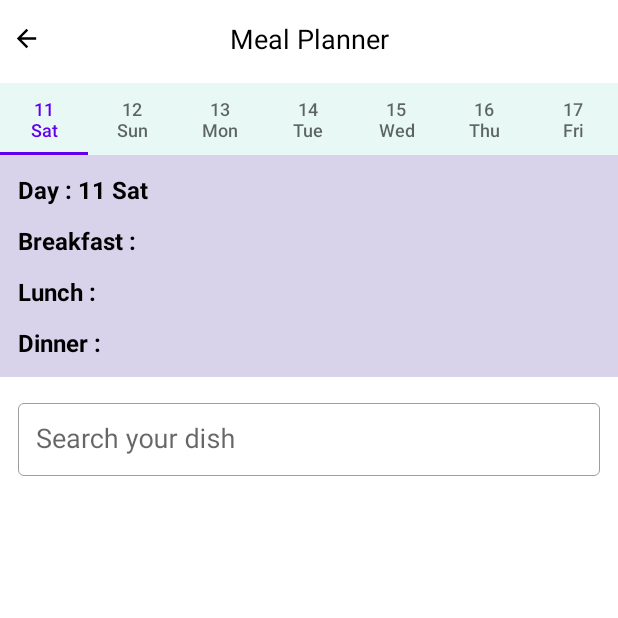
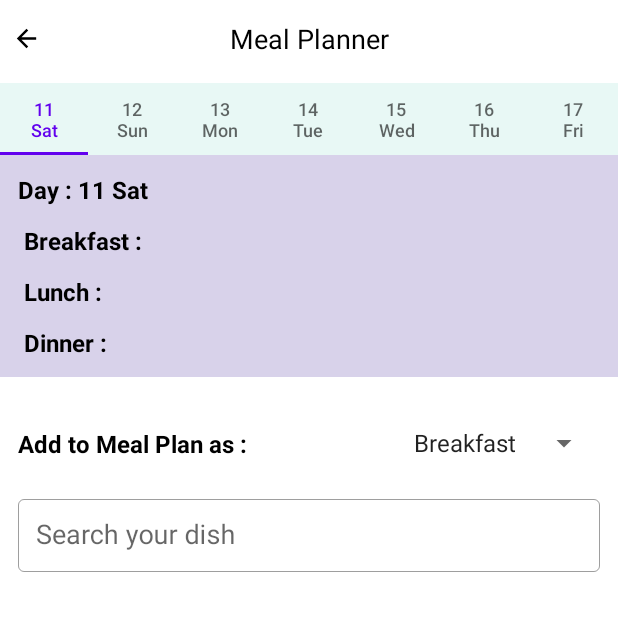
Before and after one commit to bharat1320/Recipee, an Android app: the fragment MealPlanningFragment placed in its activity, on a phone screen of 412 x 824 dp, the top half of it. Run offline under Robolectric (Android 15) with nearby library versions, the light colour scheme and no system bars; our stand-ins replace Dagger/Hilt's generated code, paging; pictures from the network do not load.

Commit message:
-> Meal Planner Working

```diff
--- a/app/src/main/java/com/project/recipee/ui/mealPlanner/MealPlanningFragment.kt
+++ b/app/src/main/java/com/project/recipee/ui/mealPlanner/MealPlanningFragment.kt
@@ -1,6 +1,5 @@
 package com.project.recipee.ui.mealPlanner
 
-import android.annotation.SuppressLint
 import android.content.Context
 import android.content.SharedPreferences
 import android.os.Bundle
@@ -9,7 +8,10 @@ import android.os.Looper
 import android.view.LayoutInflater
 import android.view.View
 import android.view.ViewGroup
-import androidx.core.widget.addTextChangedListener
+import android.widget.AdapterView
+import android.widget.AdapterView.OnItemSelectedListener
+import android.widget.ArrayAdapter
+import android.widget.Spinner
 import androidx.core.widget.doOnTextChanged
 import androidx.fragment.app.Fragment
 import androidx.lifecycle.MutableLiveData
@@ -34,18 +36,22 @@ class MealPlanningFragment : Fragment(), SearchViewItemClicked {
     lateinit var vm : RecipeViewModel
     lateinit var sharedPreference :SharedPreferences
     lateinit var customArrayAdapter: CustomArrayAdapter
+    var lastSelectedMealTime = "Breakfast"
+    val lastSelectedDate get() = dates[binding.mealPlannerTabLayout.selectedTabPosition]
 
     companion object{
-        var days = arrayListOf<String>()
+        var dates = arrayListOf<String>()
+        var plans = arrayListOf<String>()
 
-        val mealBrekfast = "Breakfast : "
-        val mealLunch = "Lunch : "
-        val mealDinner = "Dinner : "
+        val mealBrekfast = " Breakfast : "
+        val mealLunch = " Lunch : "
+        val mealDinner = " Dinner : "
+
+        val mealTimes = arrayListOf("Breakfast","Lunch","Dinner")
     }
 
     var searchThreadAvailability = false
     private val timeDelay = 0.8 // in seconds
-
 
     var weekPlan : MutableLiveData<ArrayList<String>> = MutableLiveData()
 
@@ -64,9 +70,7 @@ class MealPlanningFragment : Fragment(), SearchViewItemClicked {
         mainViewModel = ViewModelProvider(requireActivity())[MainViewModel::class.java]
         sharedPreference = requireActivity().getSharedPreferences(MainActivity.WEEK_PLAN_SHARED_PREFERENCE, Context.MODE_PRIVATE)
 
-        updateWeekPlan()
-
-        setTabsForWeek()
+        setData()
 
         adapters()
 
@@ -74,30 +78,45 @@ class MealPlanningFragment : Fragment(), SearchViewItemClicked {
 
         observer()
 
+        updateWeekPlan()
+
     }
 
-    @SuppressLint("SimpleDateFormat")
-    private fun setTabsForWeek() {
+    private fun setData() {
+        binding.mealPlannerMealSelector.adapter = ArrayAdapter(
+            requireContext(),
+            android.R.layout.simple_dropdown_item_1line,
+            mealTimes
+        )
+
+//        Set all the plans available
+        plans.clear()
+        val set = sharedPreference.getStringSet(MainActivity.WEEK_PLAN, null)
+        set?.forEach {
+            plans.add(it?:"")
+        }
+    }
+
+    private fun adapters() {
         val calendar = Calendar.getInstance()
-        val dateFormat = SimpleDateFormat("dd    EEE")
+        val dateFormat = SimpleDateFormat("dd EEE")
 
+        dates.clear()
         for (i in 0..6) {
             val date = dateFormat.format(calendar.time)
             calendar.add(Calendar.DATE, 1)
             binding.mealPlannerTabLayout.addTab(binding.mealPlannerTabLayout.newTab().setText(date))
-            days.add(date)
+            dates.add(date)
         }
-    }
 
-    private fun adapters() {
         binding.mealPlannerViewPager.adapter = (object : FragmentStateAdapter(this) {
-            override fun getItemCount() = days.size
+            override fun getItemCount() = dates.size
             override fun createFragment(position: Int): Fragment {
-                return WeekDayPageFragment(position, days[position], weekPlan)
+                return WeekDayPageFragment(position, dates[position], weekPlan)
         }})
 
         TabLayoutMediator(binding.mealPlannerTabLayout, binding.mealPlannerViewPager) { tab, position ->
-            tab.text = days[position]
+            tab.text = dates[position].replace(" ","    ")
         }.attach()
 
         customArrayAdapter = CustomArrayAdapter(requireContext(), arrayListOf(),this)
@@ -108,6 +127,20 @@ class MealPlanningFragment : Fragment(), SearchViewItemClicked {
         binding.mealPlannerBack.setOnClickListener {
             mainViewModel.backPressed()
         }
+
+        binding.mealPlannerMealSelector.onItemSelectedListener = (object : OnItemSelectedListener{
+            override fun onItemSelected(
+                parent: AdapterView<*>?,
+                view: View?,
+                position: Int,
+                id: Long
+            ) {
+                lastSelectedMealTime = mealTimes[position]
+            }
+
+            override fun onNothingSelected(parent: AdapterView<*>?) {
+            }
+        })
 
         binding.mealPlannerSearch.doOnTextChanged { it, start, before, count ->
             if(it?.isBlank() == true) {
@@ -134,17 +167,43 @@ class MealPlanningFragment : Fragment(), SearchViewItemClicked {
     }
 
     override fun itemClicked(item: Dish) {
+        val meal = item.title
         binding.mealPlannerSearch.setText("")
+        var dayWasNotCreated = true
+        plans.forEachIndexed { index, it ->
+            if(it.contains(lastSelectedDate)) {
+                dayWasNotCreated = false
+                plans[index] = addMealToMealTime(meal,it,lastSelectedMealTime)
+            }
+        }
+        if(dayWasNotCreated) {
+            plans.add(
+                addMealToMealTime(
+                    meal,
+                    "$lastSelectedDate,$mealBrekfast$mealLunch$mealDinner",
+                    lastSelectedMealTime)
+            )
+        }
+        plans
+        updateWeekPlan()
+    }
+
+    fun addMealToMealTime(meal: String,plan :String, lastSelectedMealTime: String) : String{
+        return if(mealBrekfast.contains(lastSelectedMealTime)) {
+            plan.substringBefore(mealBrekfast) + mealBrekfast + meal + mealLunch + plan.substringAfter(mealLunch)
+        } else if(mealLunch.contains(lastSelectedMealTime)) {
+            plan.substringBefore(mealLunch) + mealLunch + meal + mealDinner + plan.substringAfter(mealDinner)
+        } else {
+            plan.substringBefore(mealDinner) + mealDinner + meal
+        }
     }
 
     fun updateWeekPlan() {
         if(sharedPreference.contains(MainActivity.WEEK_PLAN)) {
-            days.clear()
-            val set = sharedPreference.getStringSet(MainActivity.WEEK_PLAN, null)
-            set?.forEach {
-                days.add(it?:"")
-            }
-            weekPlan.postValue(days)
+            weekPlan.postValue(plans)
+        } else {
+            weekPlan.postValue(plans)
         }
+        sharedPreference.edit().putStringSet(MainActivity.WEEK_PLAN, plans.toSet()).apply()
     }
 }
--- a/app/src/main/java/com/project/recipee/ui/mealPlanner/weekDayPage/WeekDayPageFragment.kt
+++ b/app/src/main/java/com/project/recipee/ui/mealPlanner/weekDayPage/WeekDayPageFragment.kt
@@ -34,7 +34,7 @@ class WeekDayPageFragment(
         vm = ViewModelProvider(requireActivity())[RecipeViewModel::class.java]
         mainViewModel = ViewModelProvider(requireActivity())[MainViewModel::class.java]
 
-        binding.weekDay.text = "Day : ${day.replace("    ", " ")}"
+        binding.weekDay.text = "Day : $day"
         binding.weekDayBreakfast.text = MealPlanningFragment.mealBrekfast
         binding.weekDayLunch.text = MealPlanningFragment.mealLunch
         binding.weekDayDinner.text = MealPlanningFragment.mealDinner
@@ -48,6 +48,9 @@ class WeekDayPageFragment(
         weekPlan.observe(viewLifecycleOwner) { list ->
             list.forEach {
                 if(it.contains(day)) {
+                    binding.weekDayBreakfast.text = MealPlanningFragment.mealBrekfast
+                    binding.weekDayLunch.text = MealPlanningFragment.mealLunch
+                    binding.weekDayDinner.text = MealPlanningFragment.mealDinner
                     binding.weekDayBreakfast.append((it.substringAfter(MealPlanningFragment.mealBrekfast)).substringBefore(MealPlanningFragment.mealLunch))
                     binding.weekDayLunch.append((it.substringAfter(MealPlanningFragment.mealLunch)).substringBefore(MealPlanningFragment.mealDinner))
                     binding.weekDayDinner.append(it.substringAfter(MealPlanningFragment.mealDinner))
--- a/app/src/main/res/layout/fragment_meal_planning.xml
+++ b/app/src/main/res/layout/fragment_meal_planning.xml
@@ -3,6 +3,7 @@
 <androidx.constraintlayout.widget.ConstraintLayout
     xmlns:android="http://schemas.android.com/apk/res/android"
     xmlns:app="http://schemas.android.com/apk/res-auto"
+    xmlns:tools="http://schemas.android.com/tools"
     android:layout_width="match_parent"
     android:layout_height="match_parent"
     android:background="@color/white"
@@ -50,35 +51,45 @@
         android:layout_height="wrap_content"
         app:layout_constraintTop_toBottomOf="@id/meal_planner_tab_layout" />
 
+    <androidx.appcompat.widget.AppCompatSpinner
+        android:id="@+id/meal_planner_meal_selector"
+        android:layout_width="wrap_content"
+        android:layout_height="wrap_content"
+        android:layout_margin="@dimen/border_margin"
+        app:layout_constraintEnd_toEndOf="parent"
+        app:layout_constraintTop_toBottomOf="@+id/meal_planner_view_pager" />
+
+    <TextView
+        android:id="@+id/title1"
+        android:layout_width="wrap_content"
+        android:layout_height="wrap_content"
+        android:layout_marginStart="@dimen/border_margin"
+        android:text="@string/add_to_plan_as"
+        android:textColor="@color/black"
+        android:textSize="@dimen/text_size_16sp"
+        android:textStyle="bold"
+        app:layout_constraintBottom_toBottomOf="@+id/meal_planner_meal_selector"
+        app:layout_constraintStart_toStartOf="parent"
+        app:layout_constraintTop_toTopOf="@+id/meal_planner_meal_selector" />
 
     <com.google.android.material.textfield.TextInputLayout
         android:id="@+id/hint"
+        style="@style/Widget.MaterialComponents.TextInputLayout.OutlinedBox"
         android:layout_width="match_parent"
         android:layout_height="wrap_content"
-        style="@style/Widget.MaterialComponents.TextInputLayout.OutlinedBox"
+        android:layout_marginHorizontal="@dimen/border_margin"
+        android:hint="@string/search_your_dish"
         app:boxStrokeWidth="0.6dp"
         app:boxStrokeWidthFocused="0.6dp"
-        android:hint="@string/search_your_dish"
-        app:layout_constraintTop_toBottomOf="@id/meal_planner_view_pager"
-        android:layout_margin="@dimen/border_margin">
+        app:layout_constraintTop_toBottomOf="@+id/meal_planner_meal_selector"
+        tools:layout_editor_absoluteX="12dp">
+
         <AutoCompleteTextView
             android:id="@+id/meal_planner_search"
             android:layout_width="match_parent"
             android:layout_height="wrap_content"
-            android:padding="@dimen/border_margin"/>
+            android:padding="@dimen/border_margin" />
     </com.google.android.material.textfield.TextInputLayout>
-
-    <!--    <TextView-->
-    <!--        android:id="@+id/title_breakfast"-->
-    <!--        android:layout_width="wrap_content"-->
-    <!--        android:layout_height="wrap_content"-->
-    <!--        android:text="@string/breakfast"-->
-    <!--        android:textColor="@color/black"-->
-    <!--        android:textSize="@dimen/text_size_16sp"-->
-    <!--        android:textStyle="bold"-->
-    <!--        android:layout_margin="@dimen/border_margin"-->
-    <!--        app:layout_constraintStart_toStartOf="parent"-->
-    <!--        app:layout_constraintTop_toBottomOf="@+id/meal_planner_tab_layout" />-->
 
     <!--    <TextView-->
     <!--        android:id="@+id/title_lunch"-->
--- a/app/src/main/res/values/strings.xml
+++ b/app/src/main/res/values/strings.xml
@@ -56,6 +56,7 @@
     <string name="dinner">Dinner</string>
     <string name="date">Date</string>
     <string name="search_your_dish">Search your dish</string>
+    <string name="add_to_plan_as">Add to Meal Plan as :</string>
 
     <!--    <string-array name="cuisine_list">-->
     <!--        <item>All</item>-->
```
